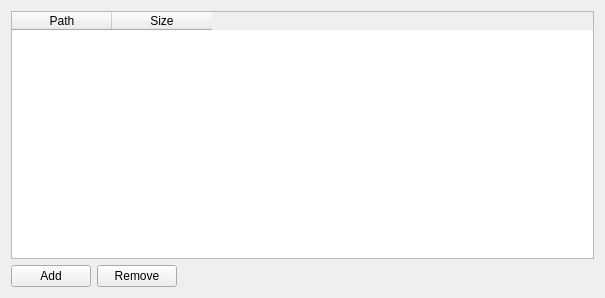
Above: btsync-qt/ui/sharedfolders.ui from BtbN/btsync-qt before the change. Below: the same form after it.
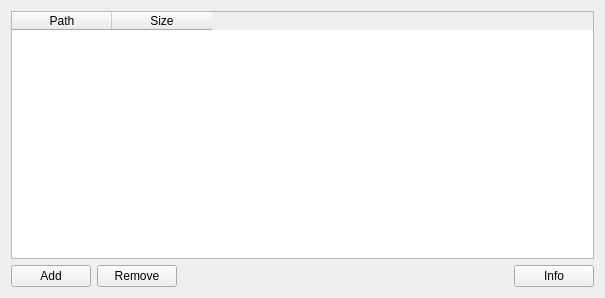
That is the form after the change.

Commit message: Folder infos, less debug spam

```diff
--- a/btsync-qt/ui/sharedfolders.ui
+++ b/btsync-qt/ui/sharedfolders.ui
@@ -41,7 +41,14 @@
      </property>
     </spacer>
    </item>
-   <item row="0" column="0" colspan="3">
+   <item row="1" column="3">
+    <widget class="QPushButton" name="infoButton">
+     <property name="text">
+      <string>Info</string>
+     </property>
+    </widget>
+   </item>
+   <item row="0" column="0" colspan="4">
     <widget class="QTableWidget" name="foldersTable">
      <property name="selectionMode">
       <enum>QAbstractItemView::SingleSelection</enum>
```
Left out of the diff: 20 changed lines with no effect on the pictures. The commit also changes 10 other files.
